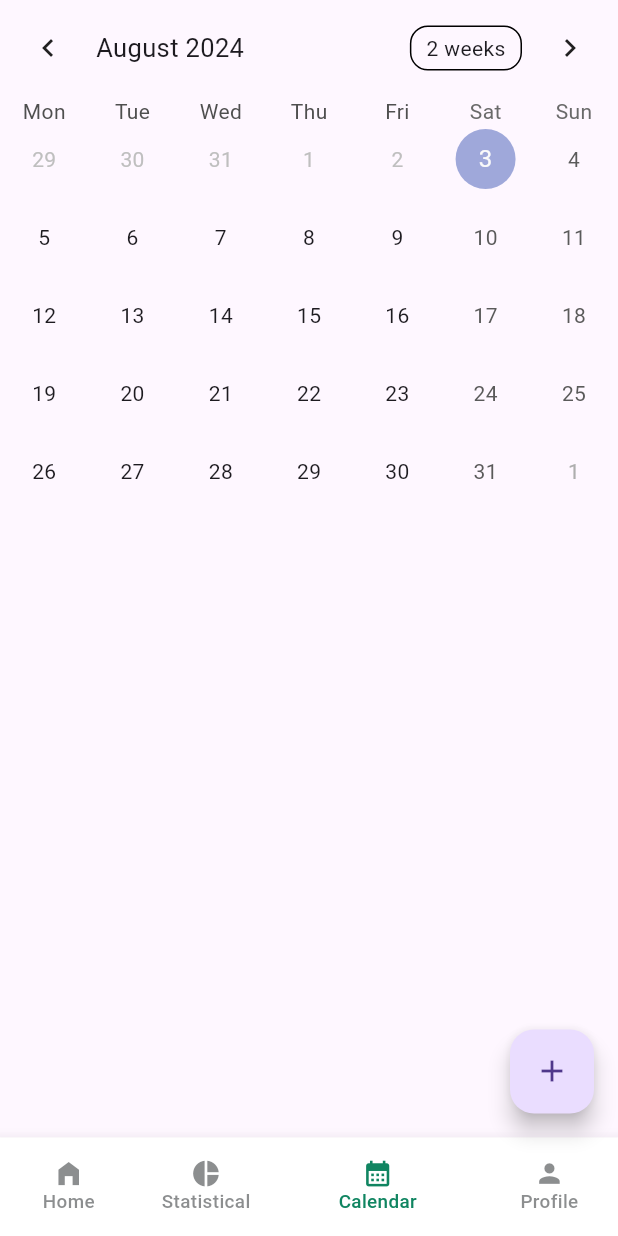
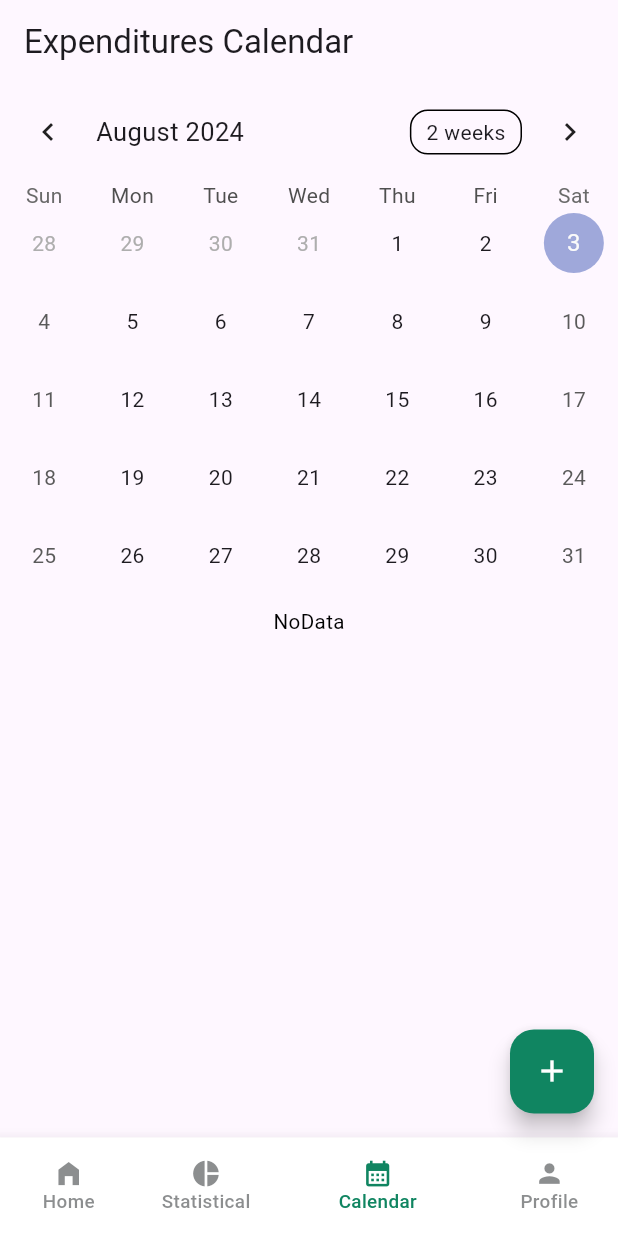
Before and after one commit to akinokami/expenditure_management, a Flutter app: the screen it shows after launch, item 3 of the bottom bar chosen, on a phone screen of 412 x 824 dp. Run offline on Flutter 3.47's test engine with Material 3 defaults, Android fonts, the phone set to English and light mode, and no system bars; drawn by our look-alikes of table_calendar; our stand-ins replace cloud_firestore, firebase_auth, firebase_core, flutter_screenutil, get, google_sign_in and 1 more; accounts and stored records are empty; Roboto replaces fonts that are missing (Poppins).

Commit message:
calendar screen

```diff
--- a/lib/bottom_navigation_menu.dart
+++ b/lib/bottom_navigation_menu.dart
@@ -86,14 +86,16 @@ class BottomNavigationMenu extends StatelessWidget {
             buildBottomNavigationMenu(context, bottomNavController),
         body: Obx(() => IndexedStack(
               index: bottomNavController.tabIndex.value,
-              children: const [
+              children:  [
                 HomeScreen(),
                 StatisticalScreen(),
-                CalendarScreen(),
+                ExpenditureCalendar(userId: "mg1xi0ibayKsc8KnhR4u"),
+                //CalendarScreen(),
                 ProfileScreen(),
               ],
             )),
         floatingActionButton: FloatingActionButton(
+          backgroundColor: secondaryColor,
           onPressed: () {
             showModalBottomSheet(
               backgroundColor: primaryColor,
@@ -107,6 +109,7 @@ class BottomNavigationMenu extends StatelessWidget {
                     child: SingleChildScrollView(
                       child: Column(
                         crossAxisAlignment: CrossAxisAlignment.center,
+                        mainAxisAlignment: MainAxisAlignment.spaceEvenly,
                         children: [
                           Row(
                             mainAxisAlignment: MainAxisAlignment.center,
@@ -429,8 +432,8 @@ class BottomNavigationMenu extends StatelessWidget {
                                     Icon(Icons.calendar_month),
                                     Obx(
                                       () => GestureDetector(
-                                        onTap: () =>
-                                            bottomNavController.selectDate(context),
+                                        onTap: () => bottomNavController
+                                            .selectDate(context),
                                         child: Text(bottomNavController
                                             .selectedDateStr.value),
                                       ),
@@ -442,8 +445,8 @@ class BottomNavigationMenu extends StatelessWidget {
                                     Icon(Icons.access_time),
                                     Obx(
                                       () => GestureDetector(
-                                        onTap: () =>
-                                            bottomNavController.selectTime(context),
+                                        onTap: () => bottomNavController
+                                            .selectTime(context),
                                         child: Text(bottomNavController
                                             .selectedTimeStr.value),
                                       ),
@@ -453,16 +456,15 @@ class BottomNavigationMenu extends StatelessWidget {
                               ],
                             ),
                           ),
-                          Row(
-                            mainAxisAlignment: MainAxisAlignment.center,
-                            children: [
-                              ElevatedButton(
-                                onPressed: () {
-                                  // Add your save action here
-                                },
-                                child: const Text('Save'),
-                              ),
-                            ],
+                          kSizedBoxH30,
+                          Align(
+                            alignment: Alignment.bottomCenter,
+                            child: ElevatedButton(
+                              onPressed: () {
+                                // Add your save action here
+                              },
+                              child: const Text('Save'),
+                            ),
                           ),
                         ],
                       ),
@@ -472,7 +474,10 @@ class BottomNavigationMenu extends StatelessWidget {
               },
             );
           },
-          child: const Icon(Icons.add),
+          child: Icon(
+            Icons.add,
+            color: primaryColor,
+          ),
         ),
       ),
     );
--- a/lib/controller/home_controller.dart
+++ b/lib/controller/home_controller.dart
@@ -9,7 +9,7 @@ class HomeController extends GetxController {
   final searchTxtController = TextEditingController();
   final isLoading = false.obs;
   final firestoreService = FireStoreService();
-  RxList<ExpenditureModel> expList = <ExpenditureModel>[].obs;
+  List<ExpenditureModel> expList = <ExpenditureModel>[].obs;
 
   @override
   void onInit() {
--- a/lib/views/calendar/calendar_screen.dart
+++ b/lib/views/calendar/calendar_screen.dart
@@ -1,193 +1,149 @@
-import 'dart:collection';
-
+import 'package:expenditure_management/custom_widgets/custom_text.dart';
 import 'package:expenditure_management/models/expenditure_model.dart';
-import 'package:expenditure_management/utils/utils.dart';
 import 'package:flutter/material.dart';
-import 'package:flutter_screenutil/flutter_screenutil.dart';
 import 'package:get/get.dart';
 import 'package:table_calendar/table_calendar.dart';
 
 import '../../controller/home_controller.dart';
 
-class CalendarScreen extends StatefulWidget {
-  const CalendarScreen({super.key});
+class ExpenditureCalendar extends StatefulWidget {
+  final String userId;
+
+  ExpenditureCalendar({required this.userId});
 
   @override
-  State<CalendarScreen> createState() => _CalendarScreenState();
+  _ExpenditureCalendarState createState() => _ExpenditureCalendarState();
 }
 
-class _CalendarScreenState extends State<CalendarScreen> {
-  final homeController = Get.find<HomeController>();
-  final ValueNotifier<List<ExpenditureModel>> _selectedEvents =
-      ValueNotifier([]);
-
-  // Using a `LinkedHashSet` is recommended due to equality comparison override
-  final Set<DateTime> _selectedDays = LinkedHashSet<DateTime>(
-    equals: isSameDay,
-    hashCode: getHashCode,
-  );
-
+class _ExpenditureCalendarState extends State<ExpenditureCalendar> {
   CalendarFormat _calendarFormat = CalendarFormat.month;
   DateTime _focusedDay = DateTime.now();
+  DateTime? _selectedDay;
+  Map<DateTime, List<ExpenditureModel>> _expenditures = {};
 
   @override
   void initState() {
-    // TODO: implement initState
     super.initState();
+    _loadExpenditures();
   }
 
-  @override
-  void dispose() {
-    _selectedEvents.dispose();
-    super.dispose();
+  void _loadExpenditures() async {
+    // Simulating fetching data from Firestore
+    List<ExpenditureModel> data = await fetchExpenditures(widget.userId);
+    Map<DateTime, List<ExpenditureModel>> groupedExpenditures = _groupByDate(data);
+    setState(() {
+      _expenditures = groupedExpenditures;
+    });
+    print("zzzzzzzz ${data.length}");
   }
 
-  // List<Event> _getEventsForDay(DateTime day) {
-  //   // Implementation example
-  //   return kEvents[day] ?? [];
-  // }
+  Map<DateTime, List<ExpenditureModel>> _groupByDate(List<ExpenditureModel> expenditures) {
+    Map<DateTime, List<ExpenditureModel>> grouped = {};
 
-  // List<Event> _getEventsForDays(Set<DateTime> days) {
-  //   // Implementation example
-  //   // Note that days are in selection order (same applies to events)
-  //   return [
-  //     for (final d in days) ..._getEventsForDay(d),
-  //   ];
-  // }
+    for (var exp in expenditures) {
+      DateTime date = DateTime.parse(exp.updatedDate??"");
+      DateTime formattedDate = DateTime.utc(date.year, date.month, date.day); // Only keep year, month, day
+print("FormateeDate $formattedDate ");
+      if (!grouped.containsKey(formattedDate)) {
+        grouped[formattedDate] = [];
+      }
+      grouped[formattedDate]!.add(exp);
+    }
 
-  // void _onDaySelected(DateTime selectedDay, DateTime focusedDay) {
-  //   setState(() {
-  //     _focusedDay = focusedDay;
-  //     // Update values in a Set
-  //     if (_selectedDays.contains(selectedDay)) {
-  //       _selectedDays.remove(selectedDay);
-  //     } else {
-  //       _selectedDays.add(selectedDay);
-  //     }
-  //   });
-
-  //   _selectedEvents.value = _getEventsForDays(_selectedDays);
-  // }
-
-  List<ExpenditureModel> getEventsForExpenditure(DateTime day) {
-    // Implementation example
-    return kExpenditure[day] ?? [];
-  }
-
-  List<ExpenditureModel> getEventsForExpenditures(Set<DateTime> days) {
-    // Implementation example
-    // Note that days are in selection order (same applies to events)
-    return [
-      for (final d in days) ...getEventsForExpenditure(d),
-    ];
-  }
-
-  void onExpenditureSelected(DateTime selectedDay, DateTime focusedDay) {
-    setState(() {
-      _focusedDay = focusedDay;
-      // Update values in a Set
-      if (_selectedDays.contains(selectedDay)) {
-        _selectedDays.remove(selectedDay);
-      } else {
-        _selectedDays.add(selectedDay);
-      }
-    });
-
-    _selectedEvents.value = getEventsForExpenditures(_selectedDays);
+    return grouped;
   }
 
   @override
   Widget build(BuildContext context) {
     return Scaffold(
+      appBar: AppBar(
+        title: Text('Expenditures Calendar'),
+      ),
       body: Column(
         children: [
-          TableCalendar<ExpenditureModel>(
-            firstDay: kToday,
-            lastDay: kLastDay,
+          TableCalendar(
+            firstDay: DateTime.utc(2020, 1, 1),
+            lastDay: DateTime.utc(2030, 12, 31),
             focusedDay: _focusedDay,
-            calendarFormat: CalendarFormat.month,
-            eventLoader: getEventsForExpenditure,
-            startingDayOfWeek: StartingDayOfWeek.monday,
-            selectedDayPredicate: (day) {
-              // Use values from Set to mark multiple days as selected
-              return _selectedDays.contains(day);
+            calendarFormat: _calendarFormat,
+            selectedDayPredicate: (day) => isSameDay(_selectedDay, day),
+            onDaySelected: (selectedDay, focusedDay) {
+              setState(() {
+                _selectedDay = selectedDay;
+                _focusedDay = focusedDay; // update `_focusedDay` here as well
+                print("Select Day $_selectedDay");
+              });
             },
-            onDaySelected: onExpenditureSelected,
             onFormatChanged: (format) {
-              if (_calendarFormat != format) {
-                setState(() {
-                  _calendarFormat = format;
-                });
-              }
+              setState(() {
+                _calendarFormat = format;
+              });
             },
             onPageChanged: (focusedDay) {
               _focusedDay = focusedDay;
             },
+            eventLoader: (day) {
+              return _expenditures[day] ?? [];
+            },
           ),
-          // ElevatedButton(
-          //   child: Text('Clear selection'),
-          //   onPressed: () {
-          //     setState(() {
-          //       _selectedDays.clear();
-          //       _selectedEvents.value = [];
-          //     });
-          //   },
-          // ),
-          SizedBox(height: 8.h),
-          Expanded(
-            child: ValueListenableBuilder<List<ExpenditureModel>>(
-              valueListenable: _selectedEvents,
-              builder: (context, value, _) {
-                return ListView.builder(
-                  itemCount: value.length,
-                  itemBuilder: (context, index) {
-                    return Container(
-                      margin: const EdgeInsets.symmetric(
-                        horizontal: 12.0,
-                        vertical: 4.0,
-                      ),
-                      decoration: BoxDecoration(
-                        border: Border.all(),
-                        borderRadius: BorderRadius.circular(12.0),
-                      ),
-                      child: ListTile(
-                        onTap: () => print('${value[index]}'),
-                        title: Text('${value[index]}'),
-                      ),
-                    );
-                  },
-                );
-              },
-            ),
-          ),
-          // Expanded(
-          //   child: ValueListenableBuilder<List<Event>>(
-          //     valueListenable: _selectedEvents,
-          //     builder: (context, value, _) {
-          //       return ListView.builder(
-          //         itemCount: value.length,
-          //         itemBuilder: (context, index) {
-          //           return Container(
-          //             margin: const EdgeInsets.symmetric(
-          //               horizontal: 12.0,
-          //               vertical: 4.0,
-          //             ),
-          //             decoration: BoxDecoration(
-          //               border: Border.all(),
-          //               borderRadius: BorderRadius.circular(12.0),
-          //             ),
-          //             child: ListTile(
-          //               onTap: () => print('${value[index]}'),
-          //               title: Text('${value[index]}'),
-          //             ),
-          //           );
-          //         },
-          //       );
-          //     },
-          //   ),
-          // ),
+          const SizedBox(height: 8.0),
+          _buildExpenditureList(),
         ],
       ),
     );
   }
+
+  Widget _buildExpenditureList() {
+    List<ExpenditureModel> selectedExpenditures = _expenditures[_selectedDay] ?? [];
+
+    if((selectedExpenditures.isNotEmpty)){
+      print("${selectedExpenditures[0].updatedDate} xxxxxxxx");
+      return Expanded(
+        child: ListView.builder(
+          itemCount: selectedExpenditures.length,
+          itemBuilder: (context, index) {
+            var exp = selectedExpenditures[index];
+            print("${exp.updatedDate} xxxxxxxx");
+            return ListTile(
+              title: Text(exp.payment?.name??""),
+              subtitle: Text(exp.category?.name??""),
+              trailing: Text('\$${exp.type?.name??""}'),
+            );
+          },
+        ),
+      );
+    }
+    else{
+      return CustomText(text: "NoData");
+    }
+
+
+  }
 }
+
+Future<List<ExpenditureModel>> fetchExpenditures(String userId) async {
+  // Simulate fetching data from Firestore
+  await Future.delayed(Duration(seconds: 1)); // Simulate delay
+return Get.find<HomeController>().expList;
+  // Example data
+  // return [
+  //   {
+  //     'description': 'Groceries',
+  //     'category': 'Food',
+  //     'amount': 50.0,
+  //     'date': DateTime.now(),
+  //   },
+  //   {
+  //     'description': 'Bus Ticket',
+  //     'category': 'Transport',
+  //     'amount': 2.5,
+  //     'date': DateTime.now(),
+  //   },
+  //   {
+  //     'description': 'Coffee',
+  //     'category': 'Food',
+  //     'amount': 5.0,
+  //     'date': DateTime.now(),
+  //   },
+  // ];
+}
```
Also changed, not shown: lib/controller/bottom_nav_controller.dart (+11 -1 lines).
